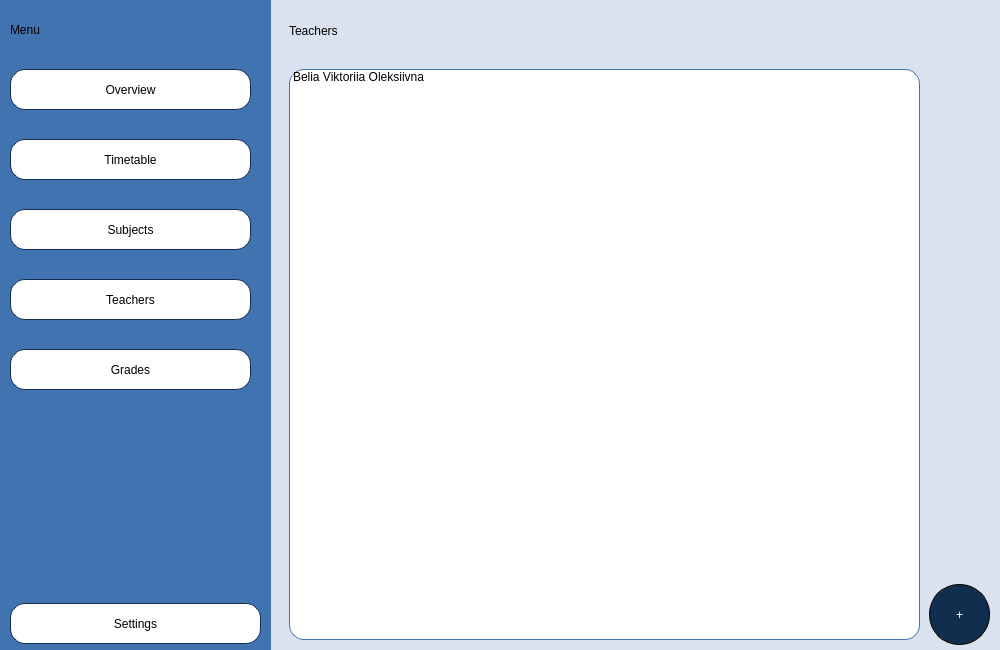
First picture: the form in Planner/teachermain.ui, repository BeliaViktoria/Planner, before the edit.
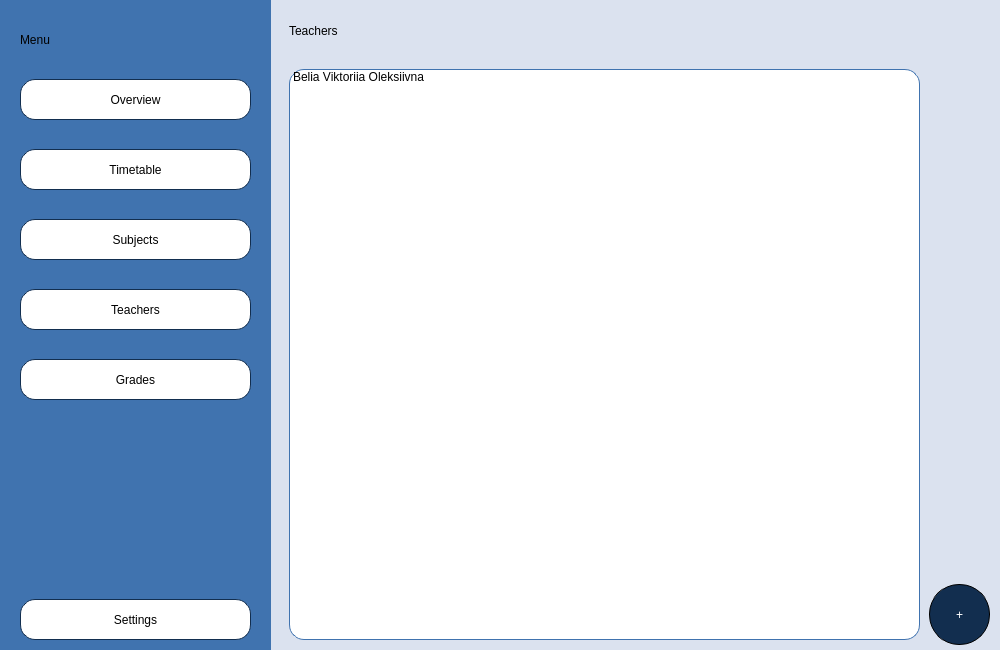
Second picture: the form after the edit.

Commit message: teacher adding window

```diff
--- a/Planner/teachermain.ui
+++ b/Planner/teachermain.ui
@@ -37,9 +37,9 @@
    <widget class="QLabel" name="label_2">
     <property name="geometry">
      <rect>
-      <x>10</x>
-      <y>10</y>
-      <width>241</width>
+      <x>20</x>
+      <y>20</y>
+      <width>231</width>
       <height>41</height>
      </rect>
     </property>
@@ -54,9 +54,9 @@
    <widget class="QPushButton" name="pushButton_2">
     <property name="geometry">
      <rect>
-      <x>10</x>
-      <y>70</y>
-      <width>241</width>
+      <x>20</x>
+      <y>80</y>
+      <width>231</width>
       <height>41</height>
      </rect>
     </property>
@@ -76,9 +76,9 @@
    <widget class="QPushButton" name="pushButton_3">
     <property name="geometry">
      <rect>
-      <x>10</x>
-      <y>140</y>
-      <width>241</width>
+      <x>20</x>
+      <y>150</y>
+      <width>231</width>
       <height>41</height>
      </rect>
     </property>
@@ -98,9 +98,9 @@
    <widget class="QPushButton" name="pushButton_4">
     <property name="geometry">
      <rect>
-      <x>10</x>
-      <y>210</y>
-      <width>241</width>
+      <x>20</x>
+      <y>220</y>
+      <width>231</width>
       <height>41</height>
      </rect>
     </property>
@@ -120,9 +120,9 @@
    <widget class="QPushButton" name="pushButton_5">
     <property name="geometry">
      <rect>
-      <x>10</x>
-      <y>280</y>
-      <width>241</width>
+      <x>20</x>
+      <y>290</y>
+      <width>231</width>
       <height>41</height>
      </rect>
     </property>
@@ -142,9 +142,9 @@
    <widget class="QPushButton" name="pushButton_6">
     <property name="geometry">
      <rect>
-      <x>10</x>
-      <y>350</y>
-      <width>241</width>
+      <x>20</x>
+      <y>360</y>
+      <width>231</width>
       <height>41</height>
      </rect>
     </property>
@@ -164,9 +164,9 @@
    <widget class="QPushButton" name="pushButton_7">
     <property name="geometry">
      <rect>
-      <x>10</x>
-      <y>604</y>
-      <width>251</width>
+      <x>20</x>
+      <y>600</y>
+      <width>231</width>
       <height>41</height>
      </rect>
     </property>
```
The commit also changes 4 other files.
